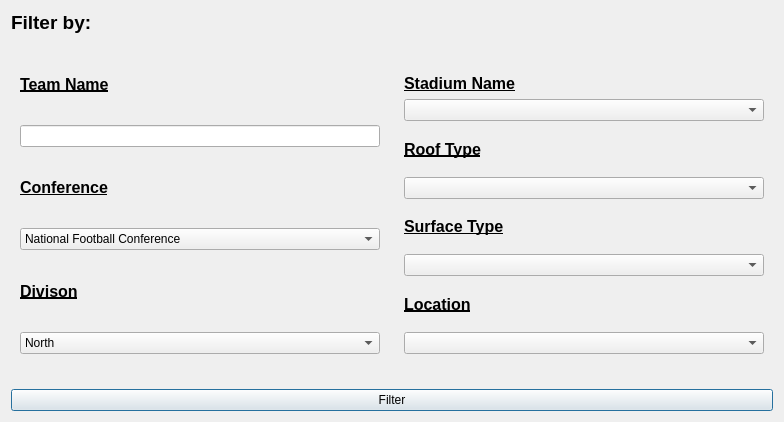
First picture: the form in NFL-Pamphlet/filterwindow.ui, repository jasperdoan/NFL-Pamphlet, before the edit.
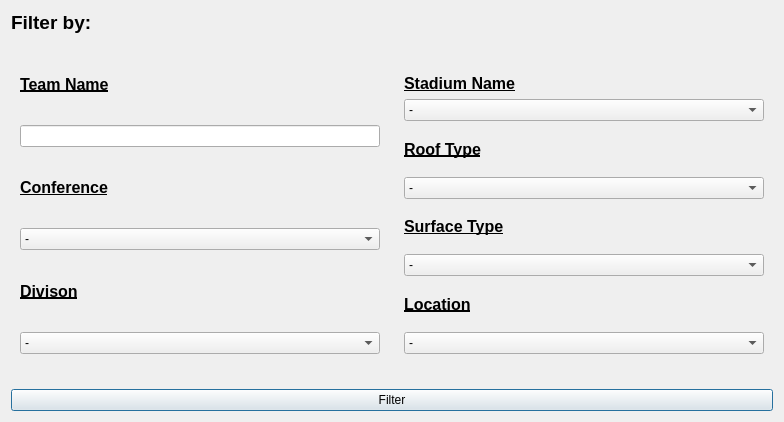
Second picture: the form after the edit.

```diff
--- a/NFL-Pamphlet/filterwindow.ui
+++ b/NFL-Pamphlet/filterwindow.ui
@@ -93,6 +93,11 @@
               <property name="cursor">
                <cursorShape>PointingHandCursor</cursorShape>
               </property>
+              <item>
+               <property name="text">
+                <string>-</string>
+               </property>
+              </item>
               <item>
                <property name="text">
                 <string>National Football Conference</string>
@@ -122,6 +127,11 @@
             </item>
             <item>
              <widget class="QComboBox" name="divisionBox">
+              <item>
+               <property name="text">
+                <string>-</string>
+               </property>
+              </item>
               <item>
                <property name="text">
                 <string>North</string>
@@ -162,7 +172,13 @@
              </property>
              <layout class="QGridLayout" name="gridLayout_3">
               <item row="3" column="0">
-               <widget class="QComboBox" name="roofBox"/>
+               <widget class="QComboBox" name="roofBox">
+                <item>
+                 <property name="text">
+                  <string>-</string>
+                 </property>
+                </item>
+               </widget>
               </item>
               <item row="0" column="0" alignment="Qt::AlignLeft|Qt::AlignBottom">
                <widget class="QLabel" name="label_3">
@@ -210,10 +226,22 @@
                </widget>
               </item>
               <item row="1" column="0">
-               <widget class="QComboBox" name="stadiumBox"/>
+               <widget class="QComboBox" name="stadiumBox">
+                <item>
+                 <property name="text">
+                  <string>-</string>
+                 </property>
+                </item>
+               </widget>
               </item>
               <item row="5" column="0">
-               <widget class="QComboBox" name="surfaceBox"/>
+               <widget class="QComboBox" name="surfaceBox">
+                <item>
+                 <property name="text">
+                  <string>-</string>
+                 </property>
+                </item>
+               </widget>
               </item>
               <item row="6" column="0">
                <widget class="QLabel" name="label_5">
@@ -231,7 +259,13 @@
                </widget>
               </item>
               <item row="7" column="0">
-               <widget class="QComboBox" name="locationBox"/>
+               <widget class="QComboBox" name="locationBox">
+                <item>
+                 <property name="text">
+                  <string>-</string>
+                 </property>
+                </item>
+               </widget>
               </item>
              </layout>
             </widget>
```
